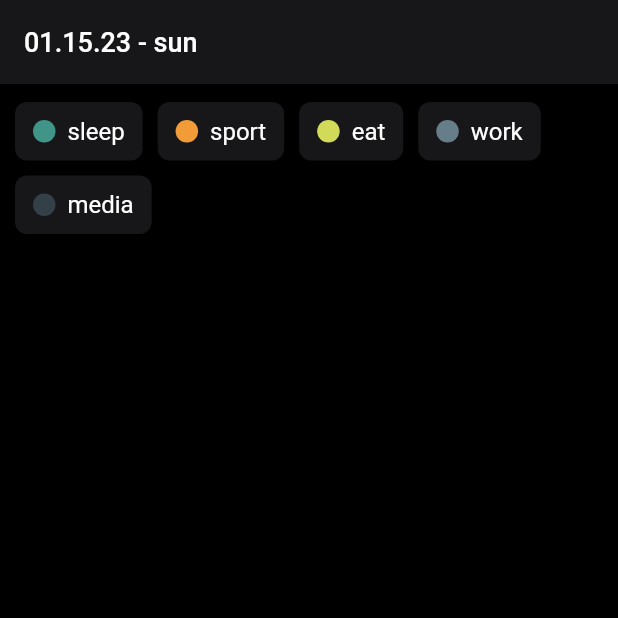
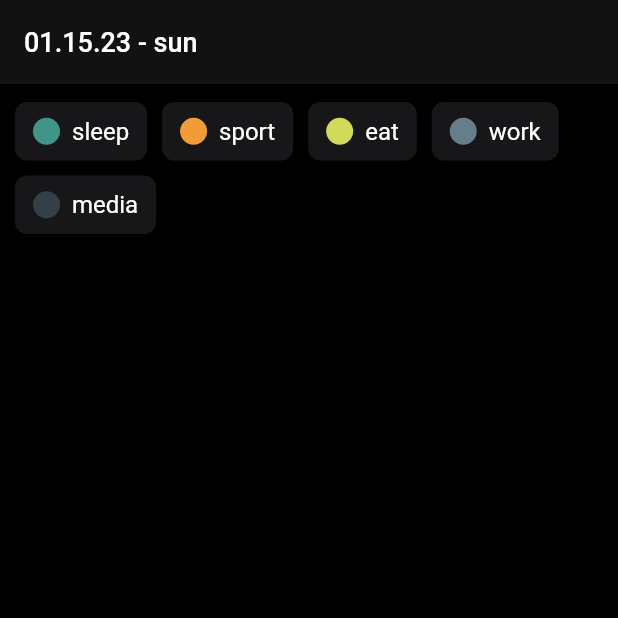
Before and after one commit to AndGreen/smuzy-flutter, a Flutter app: the screen it shows after launch, on a phone screen of 412 x 824 dp, the top half of it. Run offline on Flutter 3.47's test engine with Material 2 defaults, Android fonts, the phone set to English and light mode, and no system bars; our stand-ins replace flutter_hooks, functional_widget_annotation, get, styled_widget.

Commit message:
Rewrite app using functional and styled widgets, and hooks

```diff
--- a/lib/common/theme/colors.dart
+++ b/lib/common/theme/colors.dart
@@ -1,6 +1,6 @@
 import 'package:flutter/material.dart';
 
-abstract class AppColors {
+class AppColors {
   static const grayDark = Color(0xff121212);
   static const gray = Color(0xff171719);
 
--- a/lib/common/theme/fonts.dart
+++ b/lib/common/theme/fonts.dart
@@ -1,6 +1,6 @@
 import 'package:flutter/material.dart';
 
-abstract class AppFonts {
+class AppFonts {
   static const text = TextStyle(fontSize: 16, color: Colors.white);
   static const title = TextStyle(fontSize: 18, color: Colors.white);
 }
--- a/lib/modules/app/app.dart
+++ b/lib/modules/app/app.dart
@@ -1,21 +1,28 @@
 import 'package:flutter/material.dart';
-import 'package:get/route_manager.dart';
+import 'package:flutter_hooks/flutter_hooks.dart';
+import 'package:functional_widget_annotation/functional_widget_annotation.dart';
+import 'package:get/get.dart';
 import 'package:smuzy_flutter/common/theme/colors.dart';
+import 'package:smuzy_flutter/modules/app/app_conroller.dart';
 import 'package:smuzy_flutter/modules/days/day_screen.dart';
 
-class App extends StatelessWidget {
-  const App({super.key});
+part 'app.g.dart';
 
-  @override
-  Widget build(BuildContext context) {
+@hwidget
+Widget app() {
+  useEffect(() {
+    Get.put(AppController());
+    return null;
+  }, const []);
+
   return GetMaterialApp(
       debugShowCheckedModeBanner: false,
       theme: ThemeData.dark().copyWith(
-            appBarTheme: const AppBarTheme(color: AppColors.gray),
+          appBarTheme:
+              const AppBarTheme(color: AppColors.grayDark, elevation: 1),
           scaffoldBackgroundColor: Colors.black),
       initialRoute: '/',
       getPages: [
-          GetPage(name: '/', page: () => DayScreen()),
+        GetPage(name: '/', page: () => const DayScreen()),
       ]);
 }
-}
--- a/lib/modules/days/day_screen.dart
+++ b/lib/modules/days/day_screen.dart
@@ -1,17 +1,13 @@
 import 'package:flutter/material.dart';
-import 'package:get/get.dart';
+import 'package:functional_widget_annotation/functional_widget_annotation.dart';
 import 'package:smuzy_flutter/common/theme/fonts.dart';
 import 'package:smuzy_flutter/common/utils/dates.dart';
-import 'package:smuzy_flutter/modules/app/app_conroller.dart';
 import 'package:smuzy_flutter/modules/routines/routines_list.dart';
 
-class DayScreen extends StatelessWidget {
-  DayScreen({super.key}) {
-    Get.put(AppController());
-  }
+part 'day_screen.g.dart';
 
-  @override
-  Widget build(BuildContext context) {
+@swidget
+Widget dayScreen() {
   return Scaffold(
     appBar: AppBar(
       title: Text(getCurrentFormattedDay(), style: AppFonts.title),
@@ -21,4 +17,3 @@ class DayScreen extends StatelessWidget {
     ),
   );
 }
-}
--- a/lib/modules/routines/routine_button.dart
+++ b/lib/modules/routines/routine_button.dart
@@ -1,43 +1,37 @@
-// ignore_for_file: public_member_api_docs, sort_constructors_first
 import 'package:flutter/material.dart';
-import 'package:smuzy_flutter/common/theme/colors.dart';
+import 'package:functional_widget_annotation/functional_widget_annotation.dart';
 import 'package:smuzy_flutter/common/theme/fonts.dart';
+import 'package:styled_widget/styled_widget.dart';
 
-class RoutineButton extends StatelessWidget {
-  const RoutineButton({
-    Key? key,
-    required this.color,
-    required this.title,
-  }) : super(key: key);
+import '../../common/theme/colors.dart';
 
-  final Color color;
-  final String title;
+part 'routine_button.g.dart';
 
-  @override
-  Widget build(BuildContext context) {
-    return Container(
-        decoration: BoxDecoration(
-            color: AppColors.gray, borderRadius: BorderRadius.circular(8)),
-        child: Padding(
-          padding: const EdgeInsets.symmetric(horizontal: 12, vertical: 10),
+@swidget
+Widget colorCircle({
+  required Color color,
+}) {
+  return const SizedBox(
+    width: 18,
+    height: 18,
+  ).decorated(color: color, shape: BoxShape.circle).padding(right: 8);
+}
+
+@swidget
+Widget routineButton({
+  required Color color,
+  required String title,
+}) {
+  return SizedBox(
           child: Row(
     mainAxisSize: MainAxisSize.min,
     children: [
-              Padding(
-                padding: const EdgeInsets.only(right: 8.0),
-                child: Container(
-                  width: 15,
-                  height: 15,
-                  decoration: BoxDecoration(
-                      color: color, borderRadius: BorderRadius.circular(10)),
-                ),
-              ),
+      colorCircle(color: color),
       Text(
         title,
         style: AppFonts.text,
       )
     ],
-          ),
-        ));
+  ).padding(horizontal: 12, vertical: 10))
+      .decorated(color: AppColors.gray, borderRadius: BorderRadius.circular(8));
 }
-}
--- a/lib/modules/routines/routines_list.dart
+++ b/lib/modules/routines/routines_list.dart
@@ -1,21 +1,23 @@
 import 'package:flutter/material.dart';
+import 'package:functional_widget_annotation/functional_widget_annotation.dart';
 import 'package:get/get.dart';
 import 'package:smuzy_flutter/modules/app/app_conroller.dart';
 import 'package:smuzy_flutter/modules/routines/routine_button.dart';
+import 'package:styled_widget/styled_widget.dart';
 
-class RoutinesList extends StatelessWidget {
-  const RoutinesList({Key? key}) : super(key: key);
+part 'routines_list.g.dart';
 
-  @override
-  Widget build(BuildContext context) {
-    AppController c = Get.find();
-    return Obx(() => Padding(
-          padding: const EdgeInsets.symmetric(vertical: 12, horizontal: 10),
-          child: Wrap(spacing: 10, runSpacing: 10, children: [
-            ...c.routines.map(
-              (e) => RoutineButton(color: e.color, title: e.title),
-            )
-          ]),
-        ));
-  }
+@swidget
+Widget routinesList() {
+  AppController c = Get.find();
+
+  return Obx(() => Wrap(
+        spacing: 10,
+        runSpacing: 10,
+        children: [
+          ...c.routines.map(
+            (e) => RoutineButton(color: e.color, title: e.title),
+          )
+        ],
+      ).padding(vertical: 12, horizontal: 10));
 }
```
Also changed, not shown: pubspec.yaml (+10 -3 lines), lib/modules/app/app.g.dart (added), lib/modules/days/day_screen.g.dart (added), lib/modules/routines/routine_button.g.dart (added), lib/modules/routines/routines_list.g.dart (added), pubspec.lock. Lines whose indentation alone changed are shown as unchanged.
